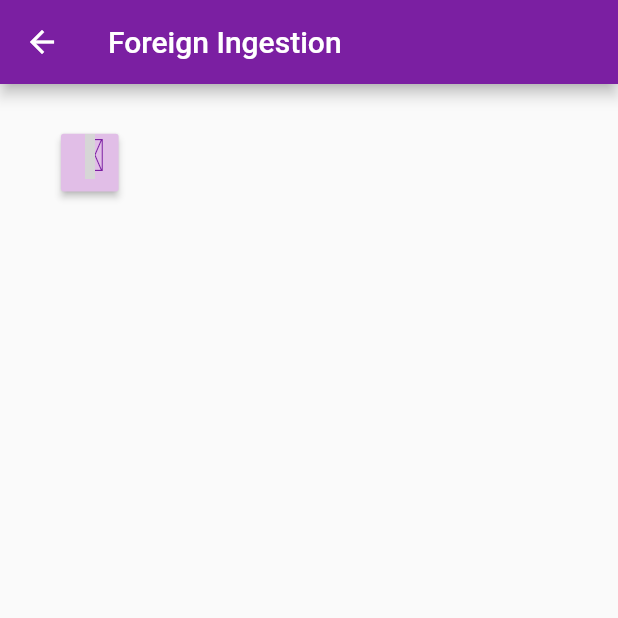
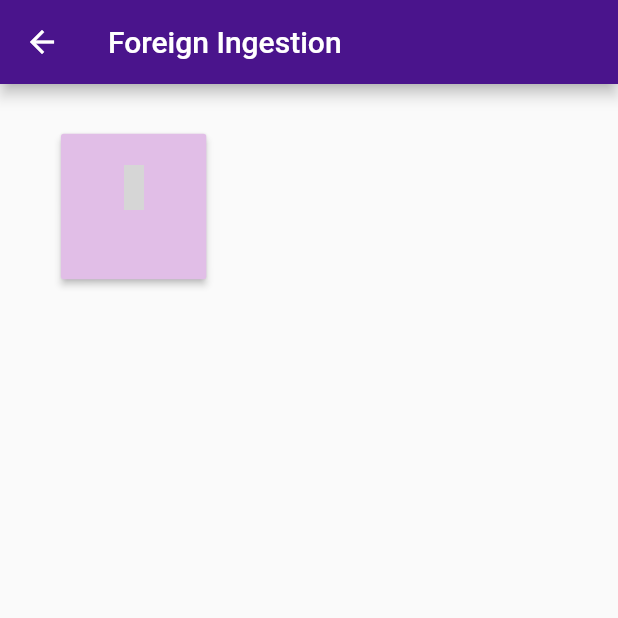
Before and after one commit to hectormiguel1/flutter_playground, a Flutter app: the screen it shows after launch, after a tap on "Foreign Ingestion", on a phone screen of 412 x 824 dp, the top half of it. Run offline on Flutter 3.47's test engine with Material 2 defaults, Android fonts, the phone set to English and light mode, and no system bars; our stand-ins replace flutter_vector_icons, font_awesome_flutter; grey boxes are pictures that could not be loaded.

Commit message:
further changes to the look of the icons and buttons

```diff
--- a/lib/views/homescreen.dart
+++ b/lib/views/homescreen.dart
@@ -21,27 +21,36 @@ class HomeScreen extends StatelessWidget {
                 height: SizeConfig.blockSizeVertical * 90,
                 width: SizeConfig.blockSizeHorizontal * 90,
                 child: MainCategoryView())),
-        bottomNavigationBar: BottomNavBar());
+        bottomNavigationBar: BottomNavBar(Theme.of(context).primaryColor));
   }
 }
 
 class BottomNavBar extends StatefulWidget {
-  BottomNavBarState createState() => BottomNavBarState();
+  Color navBarColor;
+  BottomNavBar(this.navBarColor);
+  BottomNavBarState createState() => BottomNavBarState(navBarColor);
 }
 
 class BottomNavBarState extends State<BottomNavBar> {
   int selectedIndex = 0;
+  Color navBarColor;
 
+  BottomNavBarState(this.navBarColor);
   void _onTapped(int index) {
     setState(() {
       selectedIndex = index;
+
+      if (index == 0) {
+        Navigator.pushReplacement(
+            context, MaterialPageRoute(builder: (context) => HomeScreen()));
+      }
     });
   }
 
   @override
   Widget build(BuildContext context) {
     return BottomNavigationBar(
-      backgroundColor: Color(Theme.of(context).primaryColor.value),
+      backgroundColor: navBarColor,
       selectedItemColor: Color(Theme.of(context).accentColor.value),
       items: [
         BottomNavigationBarItem(icon: Icon(Icons.home), title: Text("Home")),
--- a/lib/views/subcategory.dart
+++ b/lib/views/subcategory.dart
@@ -2,9 +2,15 @@ import 'package:app/data/category.dart';
 import 'package:flutter/material.dart';
 import '../sizeConfig.dart';
 
-class SubCategoryView extends StatelessWidget {
-  final Category category;
+class SubCategoryView extends StatefulWidget {
+  Category category;
   SubCategoryView(this.category);
+  _SubCategoryViewState createState() => _SubCategoryViewState(category);
+}
+
+class _SubCategoryViewState extends State<SubCategoryView> {
+  Category category;
+  _SubCategoryViewState(this.category);
 
   @override
   Widget build(BuildContext context) {
@@ -42,7 +48,7 @@ class MenuItems extends StatelessWidget {
                     Icon(subCat.parent.icon,
                         color: subCat.parent.iconColor, size: iconSize),
                     SizedBox(
-                      height: 5,
+                      height: 10,
                     ),
                     Text(
                       subCat.name,
@@ -65,6 +71,7 @@ class MenuItems extends StatelessWidget {
 
   @override
   Widget build(BuildContext context) {
+    orientation = MediaQuery.of(context).orientation;
     return Center(child: _buildGrid());
   }
 }
```
Also changed, not shown: lib/data/mainCategoryConstants.dart (+5 -5 lines).
